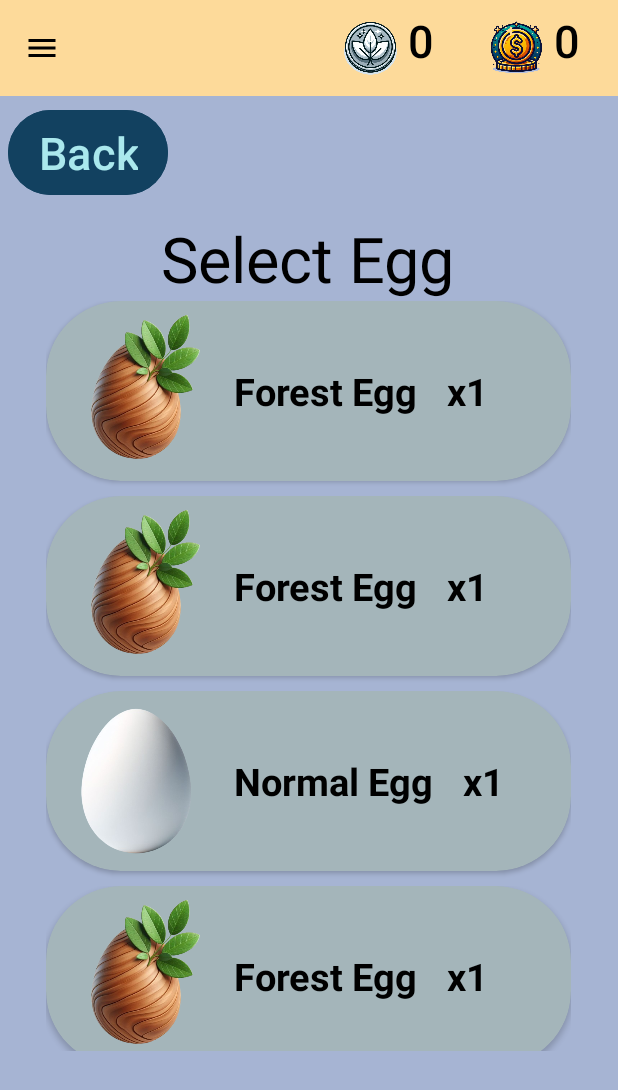
After one commit to dreath-pro/MiWi-Pet, an Android app: the fragment EggFragment placed in its activity, on a phone screen of 412 x 824 dp. The commit adds this screen. Shown: the top 1090 px of the screen. Run offline under Robolectric (Android 15) with nearby library versions, the phone set to English and light mode, and no system bars.

Commit message:
new egg selection

```diff
--- a/app/src/main/java/com/example/miwipet/activities/MainActivity.java
+++ b/app/src/main/java/com/example/miwipet/activities/MainActivity.java
@@ -21,6 +21,7 @@
 import com.example.miwipet.R;
 import com.example.miwipet.fragments.AboutFragment;
 import com.example.miwipet.fragments.CollectionFragment;
+import com.example.miwipet.fragments.EggFragment;
 import com.example.miwipet.fragments.HistoryFragment;
 import com.example.miwipet.fragments.InboxFragment;
 import com.example.miwipet.fragments.StoreFragment;
@@ -112,6 +113,13 @@
                 eggImage.setImageResource(normalEgg.getPetImage());
             }
         });
+
+        eggImage.setOnClickListener(new View.OnClickListener() {
+            @Override
+            public void onClick(View v) {
+                replaceFragment(new EggFragment());
+            }
+        });
     }
 
     @Override
--- /dev/null
+++ b/app/src/main/java/com/example/miwipet/adapters/EggSelectionAdapter.java
@@ -0,0 +1,62 @@
+package com.example.miwipet.adapters;
+
+import android.content.Context;
+import android.text.Layout;
+import android.view.LayoutInflater;
+import android.view.View;
+import android.view.ViewGroup;
+import android.widget.ImageView;
+import android.widget.TextView;
+
+import androidx.annotation.NonNull;
+import androidx.recyclerview.widget.RecyclerView;
+
+import com.example.miwipet.R;
+import com.example.miwipet.models.EggModel;
+
+import java.util.ArrayList;
+
+public class EggSelectionAdapter extends RecyclerView.Adapter<EggSelectionAdapter.MyViewHolder> {
+    private Context context;
+    private ArrayList<EggModel> eggModels;
+
+    public EggSelectionAdapter(Context context, ArrayList<EggModel> eggModels)
+    {
+        this.context = context;
+        this.eggModels = eggModels;
+    }
+
+    @NonNull
+    @Override
+    public EggSelectionAdapter.MyViewHolder onCreateViewHolder(@NonNull ViewGroup parent, int viewType) {
+        LayoutInflater inflater = LayoutInflater.from(context);
+        View view = inflater.inflate(R.layout.egg_selection, parent, false);
+        return new EggSelectionAdapter.MyViewHolder(view);
+    }
+
+    @Override
+    public void onBindViewHolder(@NonNull EggSelectionAdapter.MyViewHolder holder, int position) {
+        holder.eggImage.setImageResource(eggModels.get(position).getEggImage());
+        holder.eggName.setText(eggModels.get(position).getEggName());
+        holder.eggQuantity.setText("x1");
+    }
+
+    @Override
+    public int getItemCount() {
+        return eggModels.size();
+    }
+
+    public static class MyViewHolder extends RecyclerView.ViewHolder
+    {
+        ImageView eggImage;
+        TextView eggName, eggQuantity;
+
+        public MyViewHolder(@NonNull View itemView) {
+            super(itemView);
+
+            eggImage = itemView.findViewById(R.id.eggImage);
+            eggName = itemView.findViewById(R.id.eggName);
+            eggQuantity = itemView.findViewById(R.id.eggQuantity);
+        }
+    }
+}
--- /dev/null
+++ b/app/src/main/java/com/example/miwipet/fragments/EggFragment.java
@@ -0,0 +1,73 @@
+package com.example.miwipet.fragments;
+
+import android.content.Context;
+import android.os.Bundle;
+
+import androidx.fragment.app.Fragment;
+import androidx.recyclerview.widget.LinearLayoutManager;
+import androidx.recyclerview.widget.RecyclerView;
+
+import android.view.LayoutInflater;
+import android.view.View;
+import android.view.ViewGroup;
+import android.widget.Button;
+import android.widget.Toast;
+
+import com.example.miwipet.R;
+import com.example.miwipet.adapters.EggSelectionAdapter;
+import com.example.miwipet.models.EggModel;
+import com.example.miwipet.models.eggs.ForestEgg;
+import com.example.miwipet.models.eggs.NormalEgg;
+
+import java.util.ArrayList;
+import java.util.Random;
+
+public class EggFragment extends Fragment {
+    Button backButton;
+    RecyclerView eggSelection;
+    Context context;
+
+    private ArrayList<EggModel> eggInventory = new ArrayList<>();
+
+    @Override
+    public View onCreateView(LayoutInflater inflater, ViewGroup container,
+                             Bundle savedInstanceState) {
+        View view = inflater.inflate(R.layout.fragment_egg, container, false);
+
+        backButton = view.findViewById(R.id.backButton);
+        eggSelection = view.findViewById(R.id.eggSelection);
+
+        eggInventory.add(new ForestEgg());
+        eggInventory.add(new ForestEgg());
+        eggInventory.add(new NormalEgg());
+        eggInventory.add(new ForestEgg());
+        eggInventory.add(new NormalEgg());
+        eggInventory.add(new ForestEgg());
+        eggInventory.add(new ForestEgg());
+        eggInventory.add(new NormalEgg());
+        eggInventory.add(new NormalEgg());
+
+        EggSelectionAdapter eggSelectionAdapter = new EggSelectionAdapter(context, eggInventory);
+        eggSelection.setAdapter(eggSelectionAdapter);
+        eggSelection.setLayoutManager(new LinearLayoutManager(context));
+
+        backButton.setOnClickListener(new View.OnClickListener() {
+            @Override
+            public void onClick(View v) {
+                if(getActivity() != null)
+                {
+                    getActivity().getSupportFragmentManager().popBackStack();
+                }
+            }
+        });
+
+        return view;
+    }
+
+    @Override
+    public void onAttach(Context context) {
+        super.onAttach(context);
+
+        this.context = context;
+    }
+}
--- a/app/src/main/java/com/example/miwipet/models/EggModel.java
+++ b/app/src/main/java/com/example/miwipet/models/EggModel.java
@@ -73,16 +73,48 @@
         return eggName;
     }
 
+    public void setEggName(String eggName) {
+        this.eggName = eggName;
+    }
+
     public int getEggImage() {
         return eggImage;
+    }
+
+    public void setEggImage(int eggImage) {
+        this.eggImage = eggImage;
     }
 
     public String getPetName() {
         return petName;
     }
 
+    public void setPetName(String petName) {
+        this.petName = petName;
+    }
+
     public int getPetImage() {
         return petImage;
+    }
+
+    public void setPetImage(int petImage) {
+        this.petImage = petImage;
+    }
+
+    public int getAge() {
+        return age;
+    }
+
+    public void setAge(int age) {
+        this.age = age;
+    }
+
+    public int getType() {
+        return type;
+    }
+
+    public void setType(int type) {
+        this.type = type;
     }
 
     public int getSecond() {
@@ -109,15 +141,19 @@
         this.hour = hour;
     }
 
+    public Random getRandom() {
+        return random;
+    }
+
+    public void setRandom(Random random) {
+        this.random = random;
+    }
+
     public String getRarityText() {
         return rarityText;
     }
 
-    public int getAge() {
-        return age;
-    }
-
-    public int getType() {
-        return type;
+    public void setRarityText(String rarityText) {
+        this.rarityText = rarityText;
     }
 }
--- a/app/src/main/res/layout/activity_main.xml
+++ b/app/src/main/res/layout/activity_main.xml
@@ -87,7 +87,7 @@
                 android:id="@+id/eggImage"
                 android:layout_width="300dp"
                 android:layout_height="320dp"
-                android:src="@drawable/egg_normal"
+                android:src="@drawable/add_egg_icon"
                 android:scaleType="fitXY"
                 android:layout_marginTop="50dp"
                 android:layout_gravity="center|top"/>
--- /dev/null
+++ b/app/src/main/res/layout/egg_selection.xml
@@ -0,0 +1,59 @@
+<?xml version="1.0" encoding="utf-8"?>
+<androidx.constraintlayout.widget.ConstraintLayout xmlns:android="http://schemas.android.com/apk/res/android"
+    android:layout_width="match_parent"
+    android:layout_height="wrap_content"
+    xmlns:app="http://schemas.android.com/apk/res-auto">
+
+    <androidx.cardview.widget.CardView
+        android:layout_width="match_parent"
+        android:layout_height="wrap_content"
+        app:layout_constraintTop_toTopOf="parent"
+        app:layout_constraintBottom_toBottomOf="parent"
+        app:layout_constraintStart_toStartOf="parent"
+        app:layout_constraintEnd_toEndOf="parent"
+        app:cardCornerRadius="50sp"
+        android:backgroundTint="#A4B5BA"
+        android:layout_marginBottom="10sp">
+
+        <RelativeLayout
+            android:layout_width="match_parent"
+            android:layout_height="match_parent">
+
+            <ImageView
+                android:id="@+id/eggImage"
+                android:layout_width="120dp"
+                android:layout_height="120dp"
+                android:scaleType="fitXY"
+                android:layout_marginEnd="5sp"
+                android:src="@drawable/egg_normal"/>
+
+            <TextView
+                android:id="@+id/eggName"
+                android:layout_width="wrap_content"
+                android:layout_height="wrap_content"
+                android:text="Normal Egg"
+                android:layout_centerInParent="true"
+                android:textSize="25sp"
+                android:textStyle="bold"
+                android:layout_marginEnd="20sp"
+                android:textColor="@color/black"
+                android:layout_toEndOf="@+id/eggImage"/>
+
+            <TextView
+                android:id="@+id/eggQuantity"
+                android:layout_width="wrap_content"
+                android:layout_height="wrap_content"
+                android:text="x1"
+                android:textSize="25sp"
+                android:layout_centerInParent="true"
+                android:layout_toEndOf="@+id/eggName"
+                android:textAlignment="center"
+                android:textStyle="bold"
+                android:textColor="@color/black"
+                android:layout_marginEnd="30sp"/>
+
+        </RelativeLayout>
+
+    </androidx.cardview.widget.CardView>
+
+</androidx.constraintlayout.widget.ConstraintLayout>
--- /dev/null
+++ b/app/src/main/res/layout/fragment_egg.xml
@@ -0,0 +1,50 @@
+<?xml version="1.0" encoding="utf-8"?>
+<RelativeLayout xmlns:android="http://schemas.android.com/apk/res/android"
+    xmlns:tools="http://schemas.android.com/tools"
+    android:layout_width="match_parent"
+    android:layout_height="match_parent"
+    tools:context=".fragments.EggFragment"
+    android:background="#A6B4D3">
+
+    <Button
+        android:layout_marginTop="5dp"
+        android:layout_marginStart="5dp"
+        android:id="@+id/backButton"
+        android:layout_width="wrap_content"
+        android:layout_height="wrap_content"
+        android:paddingTop="8sp"
+        android:paddingBottom="8sp"
+        android:paddingStart="20sp"
+        android:paddingEnd="20sp"
+        android:text="Back"
+        android:textSize="30sp"
+        android:textColor="#AAE8ED"
+        android:backgroundTint="#124160"/>
+
+    <RelativeLayout
+        android:id="@+id/eggSelectionLayout"
+        android:layout_width="wrap_content"
+        android:layout_height="wrap_content"
+        android:layout_below="@+id/backButton"
+        android:layout_marginTop="10sp"
+        android:layout_centerInParent="true"
+        android:layout_gravity="center">
+
+        <TextView
+            android:id="@+id/selectEggText"
+            android:layout_width="wrap_content"
+            android:layout_height="wrap_content"
+            android:text="Select Egg"
+            android:layout_centerHorizontal="true"
+            android:textSize="42sp"
+            android:textColor="@color/black"/>
+
+        <androidx.recyclerview.widget.RecyclerView
+            android:id="@+id/eggSelection"
+            android:layout_width="350dp"
+            android:layout_height="500dp"
+            android:layout_below="@+id/selectEggText"/>
+
+    </RelativeLayout>
+
+</RelativeLayout>
```
Also changed, not shown: app/src/main/res/drawable/add_egg_icon.png (added).
